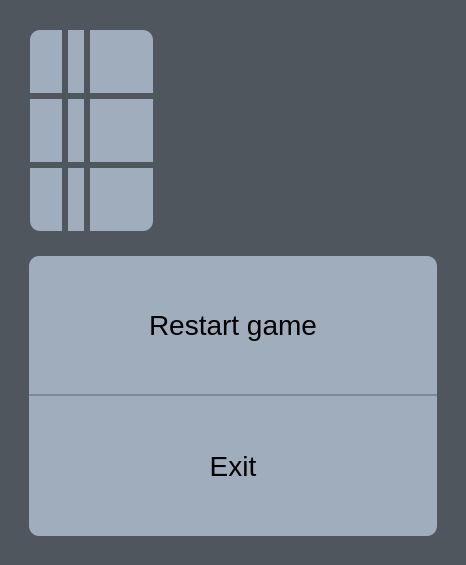
Qt form ui/gamePlace.ui (dmitrii1011sg/tictactoe_neuro) before a commit.
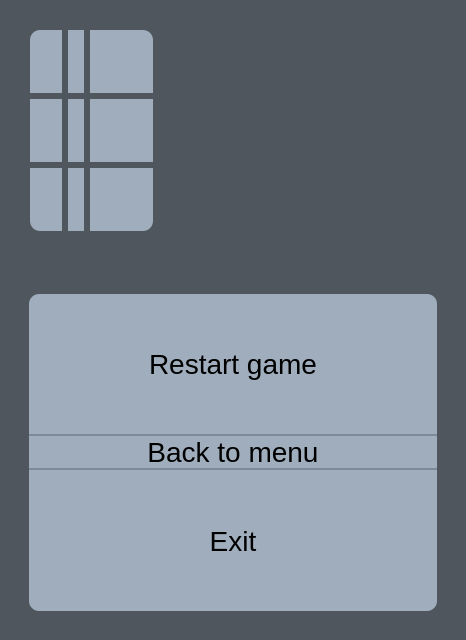
The same form after that commit.

Commit message: game with friend/ menu

The edit to the form file:
```diff
--- a/ui/gamePlace.ui
+++ b/ui/gamePlace.ui
@@ -10,7 +10,7 @@
     <x>0</x>
     <y>0</y>
     <width>466</width>
-    <height>565</height>
+    <height>640</height>
    </rect>
   </property>
   <property name="sizePolicy">
@@ -214,6 +214,25 @@
         </layout>
        </widget>
       </item>
+      <item>
+       <widget class="QLabel" name="infoLabel">
+        <property name="sizePolicy">
+         <sizepolicy hsizetype="Expanding" vsizetype="Fixed">
+          <horstretch>0</horstretch>
+          <verstretch>0</verstretch>
+         </sizepolicy>
+        </property>
+        <property name="styleSheet">
+         <string notr="true">QLabel {
+	color: black;
+	font-size: 28px;
+}</string>
+        </property>
+        <property name="text">
+         <string/>
+        </property>
+       </widget>
+      </item>
       <item>
        <widget class="QWidget" name="verticalWidget_2" native="true">
         <property name="styleSheet">
@@ -232,6 +251,13 @@
 	border-bottom: 2px solid #7f8a97!important;
 }
 
+QWidget #backButton{
+	border-bottom-right-radius: 0;
+	border-bottom-left-radius: 0;
+	border-top-right-radius: 0;
+	border-top-left-radius: 0;
+	border-bottom: 2px solid #7f8a97!important;
+}
 
 QWidget #exitButton{
 	border-top-right-radius: 0;
@@ -265,6 +291,13 @@
            </property>
           </widget>
          </item>
+         <item>
+          <widget class="QPushButton" name="backButton">
+           <property name="text">
+            <string>Back to menu</string>
+           </property>
+          </widget>
+         </item>
          <item>
           <widget class="QPushButton" name="exitButton">
            <property name="sizePolicy">
```
Left out of the diff: 136 changed lines with no effect on the pictures. The commit also changes 6 other files.
